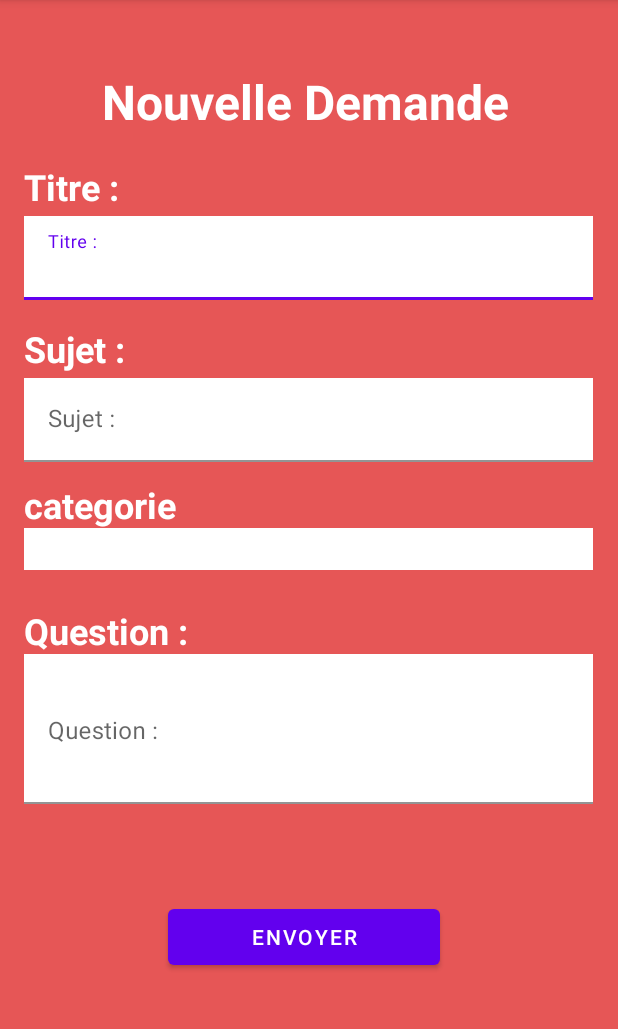
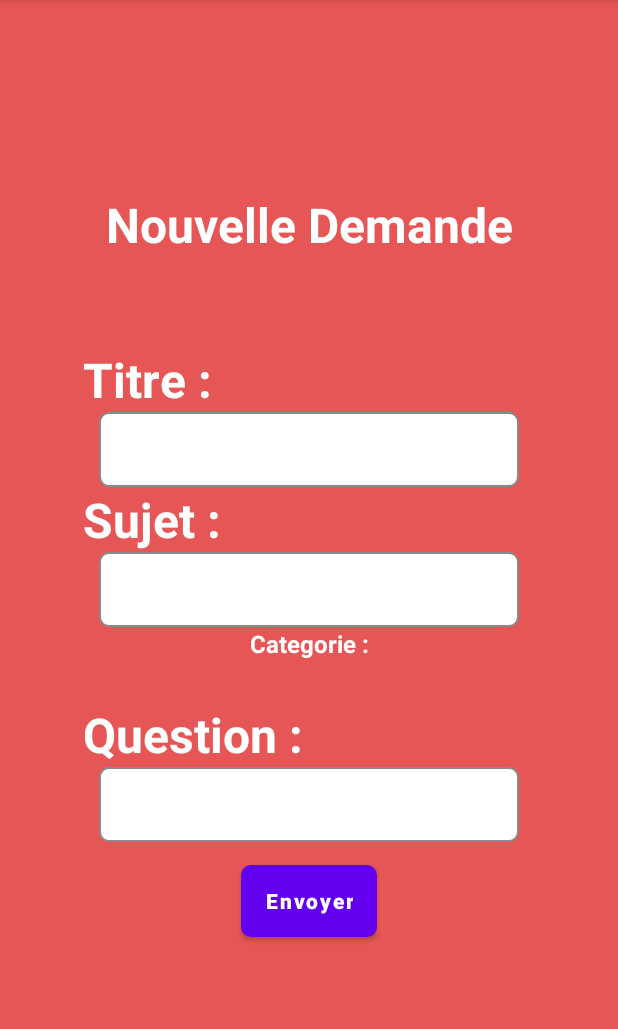
Before and after one commit to FrederickPerazzelli/projetMobile, an Android app: the NewDemandActivity screen opened directly, with no data from a screen before it, on a phone screen of 412 x 824 dp, the part 84-1113 px from its top. Run offline under Robolectric (Android 15) with nearby library versions, the phone set to English and light mode, and no system bars; our stand-ins replace Volley; network calls fail.

```diff
--- a/app/src/main/java/com/example/projetmobile/MainActivity.java
+++ b/app/src/main/java/com/example/projetmobile/MainActivity.java
@@ -18,7 +18,7 @@ public class MainActivity extends AppCompatActivity {
             @Override
             public void run() {
                 //Intent intent = new Intent(MainActivity.this, RegisterActivity.class);
-                Intent intent = new Intent(MainActivity.this, RequestDemandsActivity .class);
+                Intent intent = new Intent(MainActivity.this, RegisterActivity .class);
                 startActivity(intent);
             }
         }, 2000);
--- a/app/src/main/res/layout/activity_new_demand.xml
+++ b/app/src/main/res/layout/activity_new_demand.xml
@@ -1,155 +1,113 @@
 <?xml version="1.0" encoding="utf-8"?>
-<androidx.constraintlayout.widget.ConstraintLayout xmlns:android="http://schemas.android.com/apk/res/android"
+<LinearLayout xmlns:android="http://schemas.android.com/apk/res/android"
     xmlns:app="http://schemas.android.com/apk/res-auto"
     xmlns:tools="http://schemas.android.com/tools"
     android:layout_width="match_parent"
     android:layout_height="match_parent"
-    tools:context=".NewDemandActivity"
-    android:background="@color/pink">
+    android:padding="55dp"
+    android:background="@color/mainColor"
+    android:orientation="vertical"
+    android:gravity="center"
+    tools:context=".NewDemandActivity">
 
     <TextView
         android:id="@+id/TitleNewDemand"
-        android:layout_width="351dp"
-        android:layout_height="56dp"
-        android:layout_marginStart="28dp"
-        android:layout_marginTop="40dp"
+        android:layout_width="match_parent"
+        android:layout_height="wrap_content"
+        android:layout_marginBottom="60dp"
         android:text="@string/nouvelle_demande"
+        android:textColor="#FFFFFF"
+        android:textSize="32sp"
+        android:textAlignment="center"
+        android:textStyle="bold"
+        app:layout_constraintBottom_toBottomOf="parent"
+        app:layout_constraintEnd_toEndOf="parent"
+        app:layout_constraintHorizontal_bias="0.5"
         app:layout_constraintStart_toStartOf="parent"
         app:layout_constraintTop_toTopOf="parent"
-        android:textColor="#FFFFFF"
-        android:textSize="32sp"
-        android:gravity="center"
-        android:textStyle="bold"/>
+        app:layout_constraintVertical_bias="0.164" />
 
     <TextView
         android:id="@+id/editTitleNewDemand"
-        android:layout_width="165dp"
-        android:layout_height="36dp"
-        android:layout_marginStart="16dp"
-        android:layout_marginTop="108dp"
+        android:layout_width="match_parent"
+        android:layout_height="wrap_content"
+        android:textColor="@color/white"
+        android:textStyle="bold"
         android:text="@string/titre"
-        android:textColor="#FFFFFF"
-        android:textSize="24sp"
-        android:textStyle="bold"
-        app:layout_constraintStart_toStartOf="parent"
-        app:layout_constraintTop_toTopOf="parent" />
+        android:textSize="32sp"/>
 
-    <com.google.android.material.textfield.TextInputLayout
-        android:id="@+id/textInputLayout"
-        android:layout_width="379dp"
-        android:layout_height="56dp"
-        android:layout_marginStart="16dp"
-        android:layout_marginTop="144dp"
-        app:layout_constraintStart_toStartOf="parent"
-        app:layout_constraintTop_toTopOf="parent">
 
-        <com.google.android.material.textfield.TextInputEditText
-            android:id="@+id/sendTitle"
-            android:layout_width="match_parent"
-            android:layout_height="wrap_content"
-            android:background="@color/white"
-            android:hint="@string/titre"
-            android:imeOptions="actionDone"
-            android:singleLine="true"/>
-    </com.google.android.material.textfield.TextInputLayout>
+    <EditText
+        android:id="@+id/sendTitle"
+        android:layout_width="wrap_content"
+        android:layout_height="50dp"
+        android:background="@drawable/input"
+        android:ems="10"
+        android:textSize="24sp"/>
 
     <TextView
         android:id="@+id/TitleSubject"
-        android:layout_width="163dp"
-        android:layout_height="34dp"
-        android:layout_marginStart="16dp"
-        android:layout_marginTop="216dp"
+        android:layout_width="match_parent"
+        android:layout_height="wrap_content"
+        android:textColor="@color/white"
+        android:textStyle="bold"
         android:text="@string/sujet"
-        android:textColor="#FFFFFF"
-        android:textSize="24sp"
+        android:textSize="32sp"/>
+
+    <EditText
+        android:id="@+id/sendSubject"
+        android:layout_width="wrap_content"
+        android:layout_height="50dp"
+        android:background="@drawable/input"
+        android:ems="10"
+        android:inputType="text"
+        android:textSize="24sp"/>
+
+    <TextView
+        android:id="@+id/TitleCategory"
+        android:layout_width="match_parent"
+        android:layout_height="wrap_content"
+        android:textColor="@color/white"
         android:textStyle="bold"
-        app:layout_constraintStart_toStartOf="parent"
-        app:layout_constraintTop_toTopOf="parent" />
+        android:textAlignment="center"
+        android:text="@string/categorie"
+        android:textSize="16sp"/>
 
-    <com.google.android.material.textfield.TextInputLayout
-        android:id="@+id/textInputLayout3"
-        android:layout_width="379dp"
-        android:layout_height="56dp"
-        android:layout_marginStart="16dp"
-        android:layout_marginTop="252dp"
-        app:layout_constraintStart_toStartOf="parent"
-        app:layout_constraintTop_toTopOf="parent">
-
-        <com.google.android.material.textfield.TextInputEditText
-            android:id="@+id/sendSubject"
-            android:layout_width="match_parent"
-            android:layout_height="wrap_content"
-            android:background="@color/white"
-            android:hint="@string/sujet"
-            android:imeOptions="actionDone"
-            android:singleLine="true"/>
-    </com.google.android.material.textfield.TextInputLayout>
+    <Spinner
+        android:id="@+id/category_spinner"
+        android:layout_width="wrap_content"
+        android:layout_height="28dp"
+        android:background="@drawable/input"
+        android:ems="10" />
 
 
     <TextView
-        android:id="@+id/TitleCategory"
-        android:layout_width="163dp"
-        android:layout_height="34dp"
-        android:layout_marginStart="16dp"
-        android:layout_marginTop="320dp"
-        android:text="@string/categorie"
-        android:textColor="#FFFFFF"
-        android:textSize="24sp"
+        android:id="@+id/TitleQuestion"
+        android:layout_width="match_parent"
+        android:layout_height="wrap_content"
+        android:textColor="@color/white"
         android:textStyle="bold"
-        app:layout_constraintStart_toStartOf="parent"
-        app:layout_constraintTop_toTopOf="parent" />
+        android:text="@string/question"
+        android:textSize="32sp"/>
 
-    <Spinner
-        android:id="@+id/category_spinner"
-        android:layout_width="379dp"
-        android:layout_height="28dp"
-        android:layout_marginStart="16dp"
-        android:layout_marginTop="352dp"
-        android:background="@color/white"
-        app:layout_constraintStart_toStartOf="parent"
-        app:layout_constraintTop_toTopOf="parent"
-        />
-
-    <TextView
-        android:id="@+id/TitleQuestion"
-        android:layout_width="163dp"
-        android:layout_height="34dp"
-        android:layout_marginStart="16dp"
-        android:layout_marginTop="404dp"
-        android:text="@string/question"
-        android:textColor="#FFFFFF"
-        android:textSize="24sp"
-        android:textStyle="bold"
-        app:layout_constraintStart_toStartOf="parent"
-        app:layout_constraintTop_toTopOf="parent" />
-
-    <com.google.android.material.textfield.TextInputLayout
-        android:layout_width="379dp"
-        android:layout_height="100dp"
-        android:layout_marginStart="16dp"
-        android:layout_marginTop="436dp"
-        app:layout_constraintStart_toStartOf="parent"
-        app:layout_constraintTop_toTopOf="parent">
-
-        <com.google.android.material.textfield.TextInputEditText
-            android:id="@+id/sendQuestion"
-            android:layout_width="match_parent"
-            android:layout_height="100dp"
-            android:hint="@string/question"
-            android:background="@color/white"
-            android:gravity="bottom"
-            android:imeOptions="actionDone"
-            android:singleLine="true"/>
-    </com.google.android.material.textfield.TextInputLayout>
+    <EditText
+        android:id="@+id/sendQuestion"
+        android:layout_width="wrap_content"
+        android:layout_height="50dp"
+        android:background="@drawable/input"
+        android:ems="10"
+        android:inputType="text"
+        android:textSize="24sp"/>
 
     <Button
         android:id="@+id/sendDemand"
-        android:layout_width="181dp"
-        android:layout_height="49dp"
-        android:layout_marginStart="112dp"
-        android:layout_marginTop="600dp"
+        android:layout_width="wrap_content"
+        android:layout_height="wrap_content"
+        android:layout_marginVertical="15dp"
+        android:background="@drawable/button"
         android:text="@string/envoyer"
-        app:layout_constraintStart_toStartOf="parent"
-        app:layout_constraintTop_toTopOf="parent" />
+        android:textAllCaps="false"
+        android:textColor="@color/white"
+        android:textStyle="bold" />
 
-</androidx.constraintlayout.widget.ConstraintLayout>
+</LinearLayout>
--- a/app/src/main/res/values/strings.xml
+++ b/app/src/main/res/values/strings.xml
@@ -37,14 +37,13 @@
     <string name="question">Question :</string>
     <string name="repondre">Répondre</string>
     <string name="reponse">Réponse</string>
-    <string name="newanswer">"Votre réponse : "</string>
     <string name="votre_r_ponse">Votre Réponse :</string>
     <string name="entrez_votre_r_ponse">Entrez votre réponse</string>
     <string name="envoyer">Envoyer</string>
     <string name="nouvelle_demande">Nouvelle Demande</string>
     <string name="titre">Titre :</string>
     <string name="sujet">Sujet :</string>
-    <string name="categorie">categorie</string>
+    <string name="categorie">Categorie :</string>
 
 
 
```
Also changed, not shown: app/src/main/res/layout/activity_new_answer.xml (+44 -140 lines).
